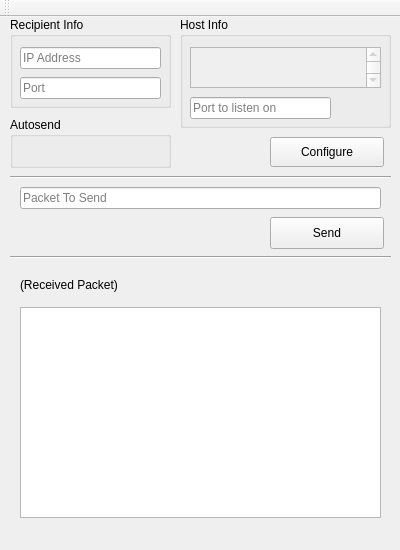
Qt form NetworkingTest/mainwindow.ui (chriskonstad/networkingtest) before a commit.
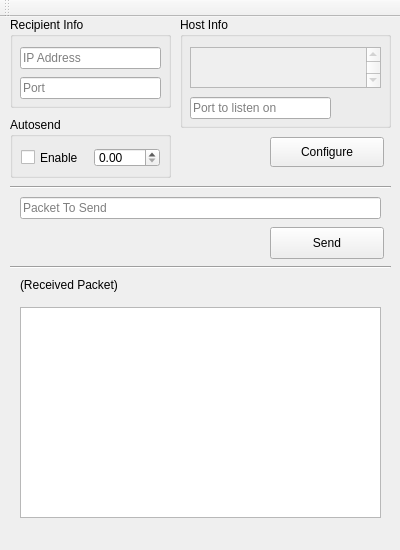
The same form after that commit.

Commit message: Changed UI to work better on OSX

Diff of the .ui file:
```diff
--- a/NetworkingTest/mainwindow.ui
+++ b/NetworkingTest/mainwindow.ui
@@ -90,7 +90,7 @@
     <property name="geometry">
      <rect>
       <x>20</x>
-      <y>170</y>
+      <y>180</y>
       <width>361</width>
       <height>22</height>
      </rect>
@@ -128,7 +128,7 @@
     <property name="geometry">
      <rect>
       <x>270</x>
-      <y>200</y>
+      <y>210</y>
       <width>114</width>
       <height>32</height>
      </rect>
@@ -150,7 +150,7 @@
     <property name="geometry">
      <rect>
       <x>10</x>
-      <y>150</y>
+      <y>160</y>
       <width>381</width>
       <height>20</height>
      </rect>
@@ -201,7 +201,7 @@
     <property name="geometry">
      <rect>
       <x>10</x>
-      <y>230</y>
+      <y>240</y>
       <width>381</width>
       <height>20</height>
      </rect>
@@ -264,19 +264,19 @@
       <x>10</x>
       <y>100</y>
       <width>161</width>
-      <height>51</height>
+      <height>61</height>
      </rect>
     </property>
     <property name="title">
      <string>Autosend</string>
     </property>
-    <widget class="QWidget" name="">
+    <widget class="QWidget" name="layoutWidget">
      <property name="geometry">
       <rect>
-       <x>10</x>
+       <x>0</x>
        <y>20</y>
-       <width>141</width>
-       <height>22</height>
+       <width>161</width>
+       <height>41</height>
       </rect>
      </property>
      <layout class="QHBoxLayout" name="horizontalLayout">
```
Left out of the diff: 2 changed lines with no effect on the pictures.
